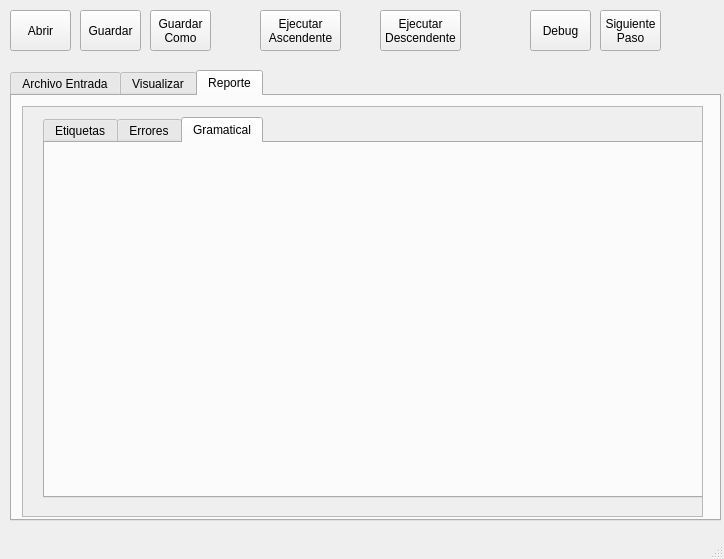
esnorki2008/Interprete, file Interfaz/gui.ui: the form before one commit.
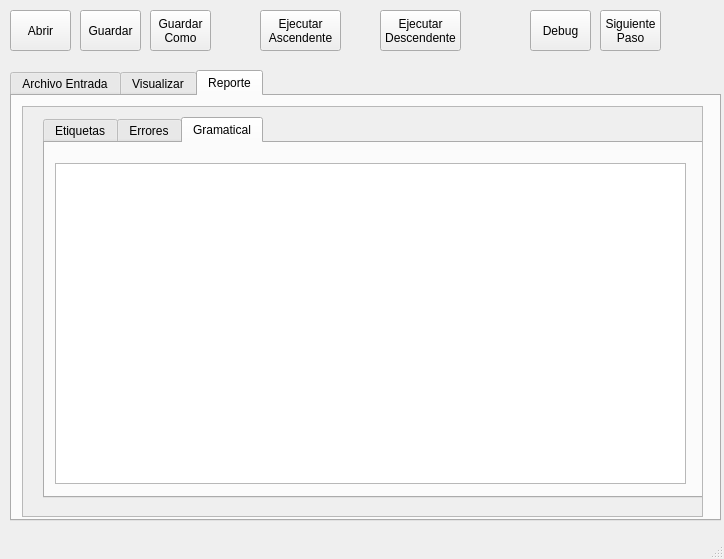
The form after the commit. The open tabs and pages were chosen to show the change.

Patch:
```diff
--- a/Interfaz/gui.ui
+++ b/Interfaz/gui.ui
@@ -377,6 +377,16 @@
          <attribute name="title">
           <string>Gramatical</string>
          </attribute>
+         <widget class="QTextEdit" name="textEdit">
+          <property name="geometry">
+           <rect>
+            <x>10</x>
+            <y>20</y>
+            <width>631</width>
+            <height>321</height>
+           </rect>
+          </property>
+         </widget>
         </widget>
        </widget>
       </widget>
```
Left out of the diff: 2 changed lines with no effect on the pictures.
